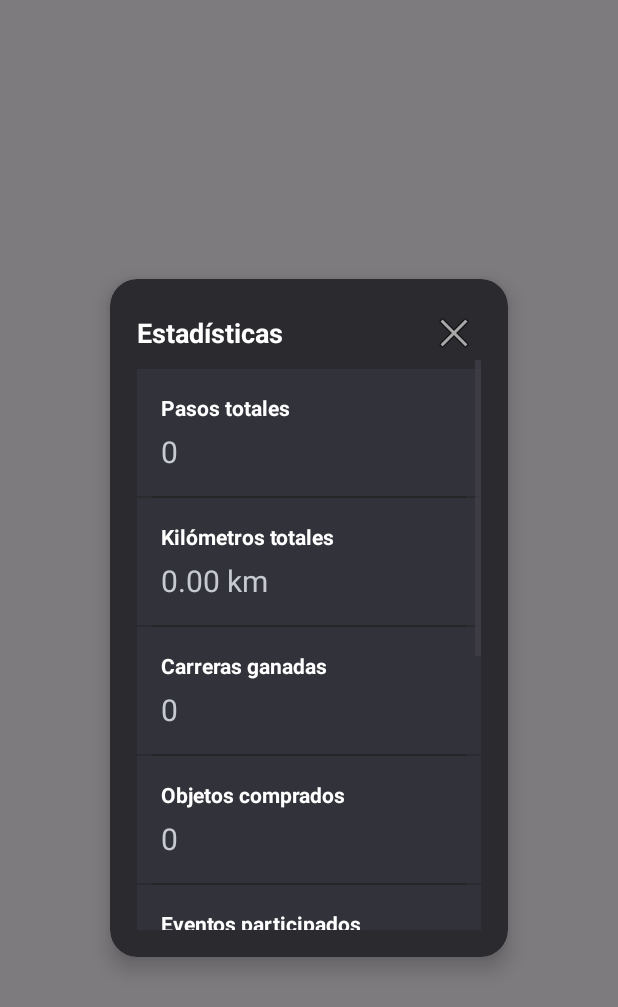
After one commit to ezepalleros/PodoVS-app-, an Android app: the fragment StatsFragment shown on its own in the app's theme, on a phone screen of 412 x 824 dp. The commit adds this screen. Shown: the top 1007 px of the screen. Run offline under Robolectric (Android 15) with nearby library versions, the phone set to English and light mode, and no system bars; 1 statement that could not run was skipped.

Commit message:
Estadísticas y notificaciones agregadas

```diff
--- a/app/src/main/AndroidManifest.xml
+++ b/app/src/main/AndroidManifest.xml
@@ -2,8 +2,8 @@
 <manifest xmlns:android="http://schemas.android.com/apk/res/android"
     package="com.example.podovs">
 
-    <!-- Único permiso necesario para pasos -->
     <uses-permission android:name="android.permission.ACTIVITY_RECOGNITION"/>
+    <uses-permission android:name="android.permission.POST_NOTIFICATIONS" />
 
     <!-- Declaramos features como opcionales -->
     <uses-feature android:name="android.hardware.sensor.stepcounter" android:required="false"/>
--- /dev/null
+++ b/app/src/main/java/com/example/podovs/StatsFragment.java
@@ -0,0 +1,127 @@
+package com.example.podovs;
+
+import android.database.Cursor;
+import android.os.Bundle;
+import android.view.LayoutInflater;
+import android.view.View;
+import android.view.ViewGroup;
+import android.widget.ImageButton;
+import android.widget.TextView;
+import android.widget.Toast;
+
+import androidx.annotation.NonNull;
+import androidx.annotation.Nullable;
+import androidx.fragment.app.Fragment;
+
+import java.util.Locale;
+
+public class StatsFragment extends Fragment {
+
+    private TextView tvPasosTotales;
+    private TextView tvKmTotales;
+    private TextView tvCarrerasGanadas;
+    private TextView tvObjetosComprados;
+    private TextView tvEventosParticipados;
+    private TextView tvMejorPosicionMensual;
+    private TextView tvMetasDiariasOk;
+    private TextView tvMetasSemanalesOk;
+
+    private DatabaseHelper db;
+    private long userId = -1L;
+
+    @Nullable
+    @Override
+    public View onCreateView(
+            @NonNull LayoutInflater inflater,
+            @Nullable ViewGroup container,
+            @Nullable Bundle savedInstanceState
+    ) {
+        return inflater.inflate(R.layout.fragment_stats, container, false);
+    }
+
+    @Override
+    public void onViewCreated(@NonNull View v, @Nullable Bundle savedInstanceState) {
+        super.onViewCreated(v, savedInstanceState);
+
+        ((TextView) v.findViewById(R.id.tvTitle)).setText("Estadísticas");
+        ImageButton btnClose = v.findViewById(R.id.btnClose);
+        btnClose.setOnClickListener(b -> requireActivity()
+                .getSupportFragmentManager()
+                .popBackStack());
+
+        tvPasosTotales         = v.findViewById(R.id.tvPasosTotales);
+        tvKmTotales            = v.findViewById(R.id.tvKmTotales);
+        tvCarrerasGanadas      = v.findViewById(R.id.tvCarrerasGanadas);
+        tvObjetosComprados     = v.findViewById(R.id.tvObjetosComprados);
+        tvEventosParticipados  = v.findViewById(R.id.tvEventosParticipados);
+        tvMejorPosicionMensual = v.findViewById(R.id.tvMejorPosicionMensual);
+        tvMetasDiariasOk       = v.findViewById(R.id.tvMetasDiariasOk);
+        tvMetasSemanalesOk     = v.findViewById(R.id.tvMetasSemanalesOk);
+
+        db = new DatabaseHelper(requireContext());
+        userId = requireContext().getSharedPreferences("session", requireContext().MODE_PRIVATE)
+                .getLong("user_id", -1L);
+
+        if (userId <= 0) {
+            Toast.makeText(requireContext(), "Sesión inválida. Iniciá sesión nuevamente.", Toast.LENGTH_LONG).show();
+            requireActivity().onBackPressed();
+            return;
+        }
+
+        loadStats();
+    }
+
+    private void loadStats() {
+        String sql = "SELECT " +
+                "s." + DatabaseHelper.COL_ST_PASOS_TOTALES + ", " +
+                "s." + DatabaseHelper.COL_ST_KM_TOTAL + ", " +
+                "s." + DatabaseHelper.COL_ST_CARRERAS_GANADAS + ", " +
+                "s." + DatabaseHelper.COL_ST_OBJ_COMPRADOS + ", " +
+                "s." + DatabaseHelper.COL_ST_EVENTOS_PART + ", " +
+                "s." + DatabaseHelper.COL_ST_MEJOR_POS_MENSUAL + ", " +
+                "s." + DatabaseHelper.COL_ST_METAS_DIARIAS_OK + ", " +
+                "s." + DatabaseHelper.COL_ST_METAS_SEMANALES_OK +
+                " FROM " + DatabaseHelper.TABLE_USUARIOS + " u " +
+                "JOIN " + DatabaseHelper.TABLE_STATS + " s ON s." + DatabaseHelper.COL_ST_ID + " = u." + DatabaseHelper.COL_STATS_FK + " " +
+                "WHERE u." + DatabaseHelper.COL_ID + "=? LIMIT 1";
+
+        Cursor c = db.getReadableDatabase().rawQuery(sql, new String[]{String.valueOf(userId)});
+        try {
+            if (c.moveToFirst()) {
+                int pasosTotales        = safeGetInt(c, 0);
+                double kmTotales        = safeGetDouble(c, 1);
+                int carrerasGanadas     = safeGetInt(c, 2);
+                int objetosComprados    = safeGetInt(c, 3);
+                int eventosParticipados = safeGetInt(c, 4);
+                Integer mejorPosMensual = safeGetNullableInt(c, 5);
+                int metasDiariasOk      = safeGetInt(c, 6);
+                int metasSemanalesOk    = safeGetInt(c, 7);
+
+                tvPasosTotales.setText(String.format(Locale.getDefault(), "%,d", pasosTotales));
+                tvKmTotales.setText(String.format(Locale.getDefault(), "%.2f km", kmTotales));
+                tvCarrerasGanadas.setText(String.valueOf(carrerasGanadas));
+                tvObjetosComprados.setText(String.valueOf(objetosComprados));
+                tvEventosParticipados.setText(String.valueOf(eventosParticipados));
+                tvMejorPosicionMensual.setText(mejorPosMensual == null ? "-" : String.valueOf(mejorPosMensual));
+                tvMetasDiariasOk.setText(String.valueOf(metasDiariasOk));
+                tvMetasSemanalesOk.setText(String.valueOf(metasSemanalesOk));
+            } else {
+                Toast.makeText(requireContext(), "No se encontraron estadísticas.", Toast.LENGTH_LONG).show();
+            }
+        } finally {
+            c.close();
+        }
+    }
+
+    private int safeGetInt(Cursor c, int idx) {
+        return c.isNull(idx) ? 0 : c.getInt(idx);
+    }
+
+    private double safeGetDouble(Cursor c, int idx) {
+        return c.isNull(idx) ? 0.0 : c.getDouble(idx);
+    }
+
+    private Integer safeGetNullableInt(Cursor c, int idx) {
+        return c.isNull(idx) ? null : c.getInt(idx);
+    }
+}
--- /dev/null
+++ b/app/src/main/res/layout/fragment_stats.xml
@@ -0,0 +1,284 @@
+<?xml version="1.0" encoding="utf-8"?>
+<FrameLayout xmlns:android="http://schemas.android.com/apk/res/android"
+    xmlns:app="http://schemas.android.com/apk/res-auto"
+    android:id="@+id/rootOverlay"
+    android:layout_width="match_parent"
+    android:layout_height="match_parent"
+    android:background="#80000000"
+    android:padding="20dp">
+
+    <!-- Ventana modal centrada (más pequeña) -->
+    <androidx.cardview.widget.CardView
+        android:id="@+id/cardModal"
+        android:layout_width="match_parent"
+        android:layout_height="wrap_content"
+        android:layout_gravity="center"
+        android:layout_marginHorizontal="40dp"
+        app:cardBackgroundColor="#2B2B2F"
+        app:cardCornerRadius="18dp"
+        app:cardElevation="8dp"
+        app:cardUseCompatPadding="true">
+
+        <LinearLayout
+            android:layout_width="match_parent"
+            android:layout_height="wrap_content"
+            android:orientation="vertical"
+            android:padding="18dp">
+
+            <!-- Header -->
+            <LinearLayout
+                android:layout_width="match_parent"
+                android:layout_height="wrap_content"
+                android:gravity="center_vertical"
+                android:orientation="horizontal">
+
+                <TextView
+                    android:id="@+id/tvTitle"
+                    android:layout_width="0dp"
+                    android:layout_height="wrap_content"
+                    android:layout_weight="1"
+                    android:text="Estadísticas"
+                    android:textColor="@android:color/white"
+                    android:textSize="18sp"
+                    android:textStyle="bold" />
+
+                <ImageButton
+                    android:id="@+id/btnClose"
+                    android:layout_width="36dp"
+                    android:layout_height="36dp"
+                    android:background="@android:color/transparent"
+                    android:src="@android:drawable/ic_menu_close_clear_cancel" />
+            </LinearLayout>
+
+            <!-- Contenido scrolleable (alto fijo para forzar scroll) -->
+            <ScrollView
+                android:layout_width="match_parent"
+                android:layout_height="380dp"
+                android:fillViewport="true"
+                android:overScrollMode="ifContentScrolls">
+
+                <LinearLayout
+                    android:id="@+id/contentLinear"
+                    android:layout_width="match_parent"
+                    android:layout_height="wrap_content"
+                    android:orientation="vertical"
+                    android:divider="?android:attr/dividerVertical"
+                    android:showDividers="middle"
+                    android:dividerPadding="10dp"
+                    android:paddingTop="6dp"
+                    android:paddingBottom="6dp">
+
+                    <!-- Pasos totales -->
+                    <LinearLayout
+                        android:layout_width="match_parent"
+                        android:layout_height="wrap_content"
+                        android:orientation="vertical"
+                        android:background="#32333A"
+                        android:padding="16dp"
+                        android:clipToOutline="true">
+
+                        <TextView
+                            android:text="Pasos totales"
+                            android:layout_width="match_parent"
+                            android:layout_height="wrap_content"
+                            android:textStyle="bold"
+                            android:textColor="#FFFFFF"/>
+
+                        <TextView
+                            android:id="@+id/tvPasosTotales"
+                            android:layout_width="match_parent"
+                            android:layout_height="wrap_content"
+                            android:text="0"
+                            android:textSize="20sp"
+                            android:textColor="#C7CAD1"
+                            android:paddingTop="6dp"/>
+                    </LinearLayout>
+
+                    <!-- Kilómetros totales -->
+                    <LinearLayout
+                        android:layout_width="match_parent"
+                        android:layout_height="wrap_content"
+                        android:orientation="vertical"
+                        android:background="#32333A"
+                        android:padding="16dp"
+                        android:clipToOutline="true">
+
+                        <TextView
+                            android:text="Kilómetros totales"
+                            android:layout_width="match_parent"
+                            android:layout_height="wrap_content"
+                            android:textStyle="bold"
+                            android:textColor="#FFFFFF"/>
+
+                        <TextView
+                            android:id="@+id/tvKmTotales"
+                            android:layout_width="match_parent"
+                            android:layout_height="wrap_content"
+                            android:text="0.00 km"
+                            android:textSize="20sp"
+                            android:textColor="#C7CAD1"
+                            android:paddingTop="6dp"/>
+                    </LinearLayout>
+
+                    <!-- Carreras ganadas -->
+                    <LinearLayout
+                        android:layout_width="match_parent"
+                        android:layout_height="wrap_content"
+                        android:orientation="vertical"
+                        android:background="#32333A"
+                        android:padding="16dp"
+                        android:clipToOutline="true">
+
+                        <TextView
+                            android:text="Carreras ganadas"
+                            android:layout_width="match_parent"
+                            android:layout_height="wrap_content"
+                            android:textStyle="bold"
+                            android:textColor="#FFFFFF"/>
+
+                        <TextView
+                            android:id="@+id/tvCarrerasGanadas"
+                            android:layout_width="match_parent"
+                            android:layout_height="wrap_content"
+                            android:text="0"
+                            android:textSize="20sp"
+                            android:textColor="#C7CAD1"
+                            android:paddingTop="6dp"/>
+                    </LinearLayout>
+
+                    <!-- Objetos comprados -->
+                    <LinearLayout
+                        android:layout_width="match_parent"
+                        android:layout_height="wrap_content"
+                        android:orientation="vertical"
+                        android:background="#32333A"
+                        android:padding="16dp"
+                        android:clipToOutline="true">
+
+                        <TextView
+                            android:text="Objetos comprados"
+                            android:layout_width="match_parent"
+                            android:layout_height="wrap_content"
+                            android:textStyle="bold"
+                            android:textColor="#FFFFFF"/>
+
+                        <TextView
+                            android:id="@+id/tvObjetosComprados"
+                            android:layout_width="match_parent"
+                            android:layout_height="wrap_content"
+                            android:text="0"
+                            android:textSize="20sp"
+                            android:textColor="#C7CAD1"
+                            android:paddingTop="6dp"/>
+                    </LinearLayout>
+
+                    <!-- Eventos participados -->
+                    <LinearLayout
+                        android:layout_width="match_parent"
+                        android:layout_height="wrap_content"
+                        android:orientation="vertical"
+                        android:background="#32333A"
+                        android:padding="16dp"
+                        android:clipToOutline="true">
+
+                        <TextView
+                            android:text="Eventos participados"
+                            android:layout_width="match_parent"
+                            android:layout_height="wrap_content"
+                            android:textStyle="bold"
+                            android:textColor="#FFFFFF"/>
+
+                        <TextView
+                            android:id="@+id/tvEventosParticipados"
+                            android:layout_width="match_parent"
+                            android:layout_height="wrap_content"
+                            android:text="0"
+                            android:textSize="20sp"
+                            android:textColor="#C7CAD1"
+                            android:paddingTop="6dp"/>
+                    </LinearLayout>
+
+                    <!-- Mejor posición mensual -->
+                    <LinearLayout
+                        android:layout_width="match_parent"
+                        android:layout_height="wrap_content"
+                        android:orientation="vertical"
+                        android:background="#32333A"
+                        android:padding="16dp"
+                        android:clipToOutline="true">
+
+                        <TextView
+                            android:text="Mejor posición mensual"
+                            android:layout_width="match_parent"
+                            android:layout_height="wrap_content"
+                            android:textStyle="bold"
+                            android:textColor="#FFFFFF"/>
+
+                        <TextView
+                            android:id="@+id/tvMejorPosicionMensual"
+                            android:layout_width="match_parent"
+                            android:layout_height="wrap_content"
+                            android:text="-"
+                            android:textSize="20sp"
+                            android:textColor="#C7CAD1"
+                            android:paddingTop="6dp"/>
+                    </LinearLayout>
+
+                    <!-- Metas diarias completadas -->
+                    <LinearLayout
+                        android:layout_width="match_parent"
+                        android:layout_height="wrap_content"
+                        android:orientation="vertical"
+                        android:background="#32333A"
+                        android:padding="16dp"
+                        android:clipToOutline="true">
+
+                        <TextView
+                            android:text="Metas diarias completadas (total)"
+                            android:layout_width="match_parent"
+                            android:layout_height="wrap_content"
+                            android:textStyle="bold"
+                            android:textColor="#FFFFFF"/>
+
+                        <TextView
+                            android:id="@+id/tvMetasDiariasOk"
+                            android:layout_width="match_parent"
+                            android:layout_height="wrap_content"
+                            android:text="0"
+                            android:textSize="20sp"
+                            android:textColor="#C7CAD1"
+                            android:paddingTop="6dp"/>
+                    </LinearLayout>
+
+                    <!-- Metas semanales completadas -->
+                    <LinearLayout
+                        android:layout_width="match_parent"
+                        android:layout_height="wrap_content"
+                        android:orientation="vertical"
+                        android:background="#32333A"
+                        android:padding="16dp"
+                        android:clipToOutline="true">
+
+                        <TextView
+                            android:text="Metas semanales completadas (total)"
+                            android:layout_width="match_parent"
+                            android:layout_height="wrap_content"
+                            android:textStyle="bold"
+                            android:textColor="#FFFFFF"/>
+
+                        <TextView
+                            android:id="@+id/tvMetasSemanalesOk"
+                            android:layout_width="match_parent"
+                            android:layout_height="wrap_content"
+                            android:text="0"
+                            android:textSize="20sp"
+                            android:textColor="#C7CAD1"
+                            android:paddingTop="6dp"/>
+                    </LinearLayout>
+
+                </LinearLayout>
+            </ScrollView>
+
+        </LinearLayout>
+    </androidx.cardview.widget.CardView>
+</FrameLayout>
```
Also changed, not shown: app/src/main/java/com/example/podovs/DatabaseHelper.java (+15 -2 lines), app/src/main/java/com/example/podovs/MainActivity.java (+101 -10 lines), app/src/main/java/com/example/podovs/NotificationHelper.java (added, +69 -0 lines).
